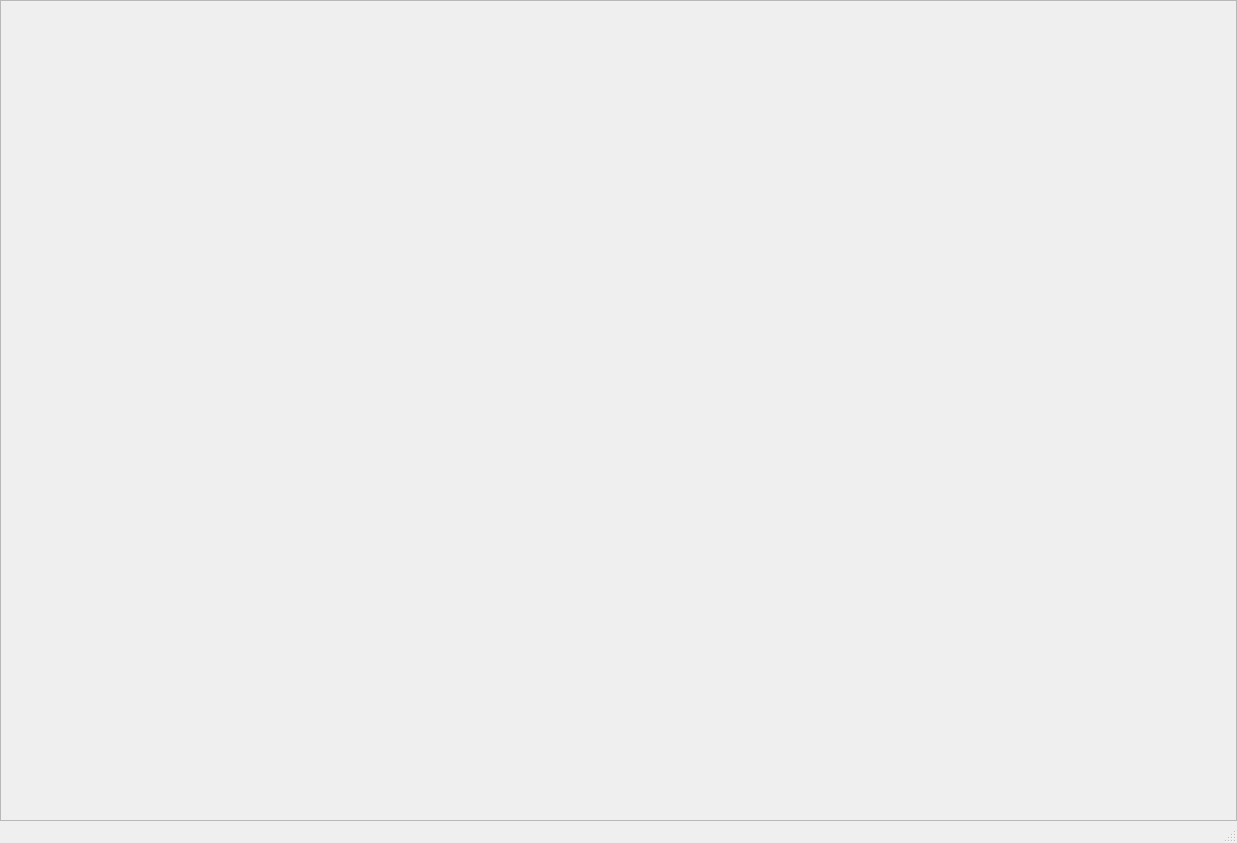
Qt form sails/ui/mmck/mainwindow.ui (metrasynth/solar-sails) before a commit.
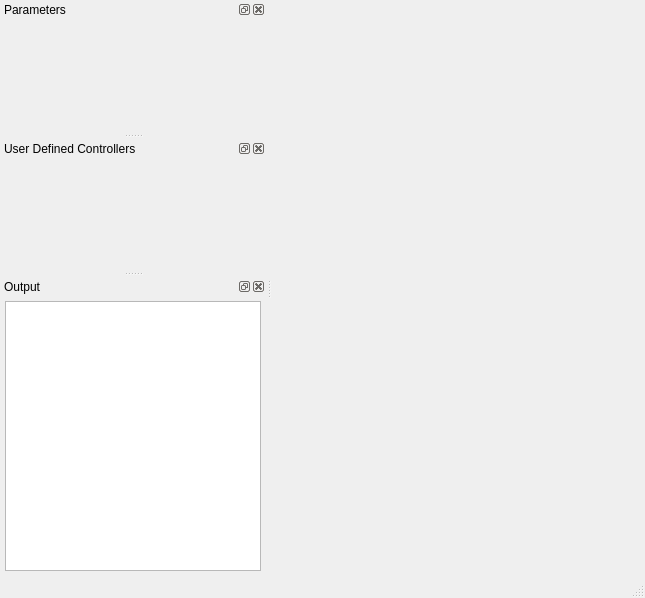
The same form after that commit.

What changed in the file:
```diff
--- a/sails/ui/mmck/mainwindow.ui
+++ b/sails/ui/mmck/mainwindow.ui
@@ -6,8 +6,8 @@
    <rect>
     <x>0</x>
     <y>0</y>
-    <width>1237</width>
-    <height>843</height>
+    <width>645</width>
+    <height>598</height>
    </rect>
   </property>
   <property name="windowTitle">
@@ -28,22 +28,39 @@
      <number>0</number>
     </property>
     <item>
-     <widget class="QScrollArea" name="scroll_area">
-      <property name="verticalScrollBarPolicy">
-       <enum>Qt::ScrollBarAlwaysOff</enum>
+     <widget class="QScrollArea" name="controllers_scrollarea">
+      <property name="frameShape">
+       <enum>QFrame::NoFrame</enum>
       </property>
       <property name="widgetResizable">
        <bool>true</bool>
       </property>
-      <widget class="QWidget" name="scrollAreaWidgetContents">
+      <widget class="QWidget" name="scrollAreaWidgetContents_2">
        <property name="geometry">
         <rect>
          <x>0</x>
          <y>0</y>
-         <width>1235</width>
-         <height>798</height>
+         <width>378</width>
+         <height>555</height>
         </rect>
        </property>
+       <layout class="QVBoxLayout" name="verticalLayout_5">
+        <property name="leftMargin">
+         <number>5</number>
+        </property>
+        <property name="topMargin">
+         <number>5</number>
+        </property>
+        <property name="rightMargin">
+         <number>5</number>
+        </property>
+        <property name="bottomMargin">
+         <number>5</number>
+        </property>
+        <item>
+         <layout class="QHBoxLayout" name="controllers_layout"/>
+        </item>
+       </layout>
       </widget>
      </widget>
     </item>
@@ -60,6 +77,172 @@
    </property>
   </widget>
   <widget class="QStatusBar" name="statusbar"/>
+  <widget class="QDockWidget" name="parameters_dockwidget">
+   <property name="sizePolicy">
+    <sizepolicy hsizetype="Preferred" vsizetype="Preferred">
+     <horstretch>0</horstretch>
+     <verstretch>0</verstretch>
+    </sizepolicy>
+   </property>
+   <property name="minimumSize">
+    <size>
+     <width>150</width>
+     <height>98</height>
+    </size>
+   </property>
+   <property name="features">
+    <set>QDockWidget::AllDockWidgetFeatures</set>
+   </property>
+   <property name="windowTitle">
+    <string>Parameters</string>
+   </property>
+   <attribute name="dockWidgetArea">
+    <number>1</number>
+   </attribute>
+   <widget class="QWidget" name="dockWidgetContents">
+    <layout class="QVBoxLayout" name="verticalLayout_3">
+     <property name="leftMargin">
+      <number>0</number>
+     </property>
+     <property name="topMargin">
+      <number>0</number>
+     </property>
+     <property name="rightMargin">
+      <number>0</number>
+     </property>
+     <property name="bottomMargin">
+      <number>0</number>
+     </property>
+     <item>
+      <widget class="QScrollArea" name="parameters_scrollarea">
+       <property name="frameShape">
+        <enum>QFrame::NoFrame</enum>
+       </property>
+       <property name="sizeAdjustPolicy">
+        <enum>QAbstractScrollArea::AdjustToContents</enum>
+       </property>
+       <property name="widgetResizable">
+        <bool>true</bool>
+       </property>
+       <widget class="QWidget" name="scrollAreaWidgetContents">
+        <property name="geometry">
+         <rect>
+          <x>0</x>
+          <y>0</y>
+          <width>266</width>
+          <height>107</height>
+         </rect>
+        </property>
+        <layout class="QVBoxLayout" name="verticalLayout_6">
+         <property name="leftMargin">
+          <number>5</number>
+         </property>
+         <property name="topMargin">
+          <number>5</number>
+         </property>
+         <property name="rightMargin">
+          <number>5</number>
+         </property>
+         <property name="bottomMargin">
+          <number>5</number>
+         </property>
+         <item>
+          <layout class="QVBoxLayout" name="parameters_layout"/>
+         </item>
+        </layout>
+       </widget>
+      </widget>
+     </item>
+    </layout>
+   </widget>
+  </widget>
+  <widget class="QDockWidget" name="udc_dockwidget">
+   <property name="minimumSize">
+    <size>
+     <width>150</width>
+     <height>98</height>
+    </size>
+   </property>
+   <property name="features">
+    <set>QDockWidget::AllDockWidgetFeatures</set>
+   </property>
+   <property name="windowTitle">
+    <string>User Defined Controllers</string>
+   </property>
+   <attribute name="dockWidgetArea">
+    <number>1</number>
+   </attribute>
+   <widget class="QWidget" name="dockWidgetContents_3">
+    <layout class="QVBoxLayout" name="verticalLayout_4">
+     <property name="leftMargin">
+      <number>0</number>
+     </property>
+     <property name="topMargin">
+      <number>0</number>
+     </property>
+     <property name="rightMargin">
+      <number>0</number>
+     </property>
+     <property name="bottomMargin">
+      <number>0</number>
+     </property>
+     <item>
+      <widget class="QScrollArea" name="udc_scrollarea">
+       <property name="frameShape">
+        <enum>QFrame::NoFrame</enum>
+       </property>
+       <property name="widgetResizable">
+        <bool>true</bool>
+       </property>
+       <widget class="QWidget" name="scrollAreaWidgetContents_3">
+        <property name="geometry">
+         <rect>
+          <x>0</x>
+          <y>0</y>
+          <width>266</width>
+          <height>107</height>
+         </rect>
+        </property>
+       </widget>
+      </widget>
+     </item>
+    </layout>
+   </widget>
+  </widget>
+  <widget class="QDockWidget" name="output_dockwidget">
+   <property name="windowTitle">
+    <string>Output</string>
+   </property>
+   <attribute name="dockWidgetArea">
+    <number>1</number>
+   </attribute>
+   <widget class="QWidget" name="dockWidgetContents_2">
+    <layout class="QVBoxLayout" name="verticalLayout_2">
+     <property name="leftMargin">
+      <number>5</number>
+     </property>
+     <property name="topMargin">
+      <number>5</number>
+     </property>
+     <property name="rightMargin">
+      <number>5</number>
+     </property>
+     <property name="bottomMargin">
+      <number>5</number>
+     </property>
+     <item>
+      <widget class="QPlainTextEdit" name="output_textedit">
+       <property name="tabChangesFocus">
+        <bool>true</bool>
+       </property>
+       <property name="readOnly">
+        <bool>true</bool>
+       </property>
+      </widget>
+     </item>
+    </layout>
+   </widget>
+  </widget>
   <action name="action_save">
    <property name="text">
     <string>&amp;Save</string>
```
Left out of the diff: 138 changed lines with no effect on the pictures.
